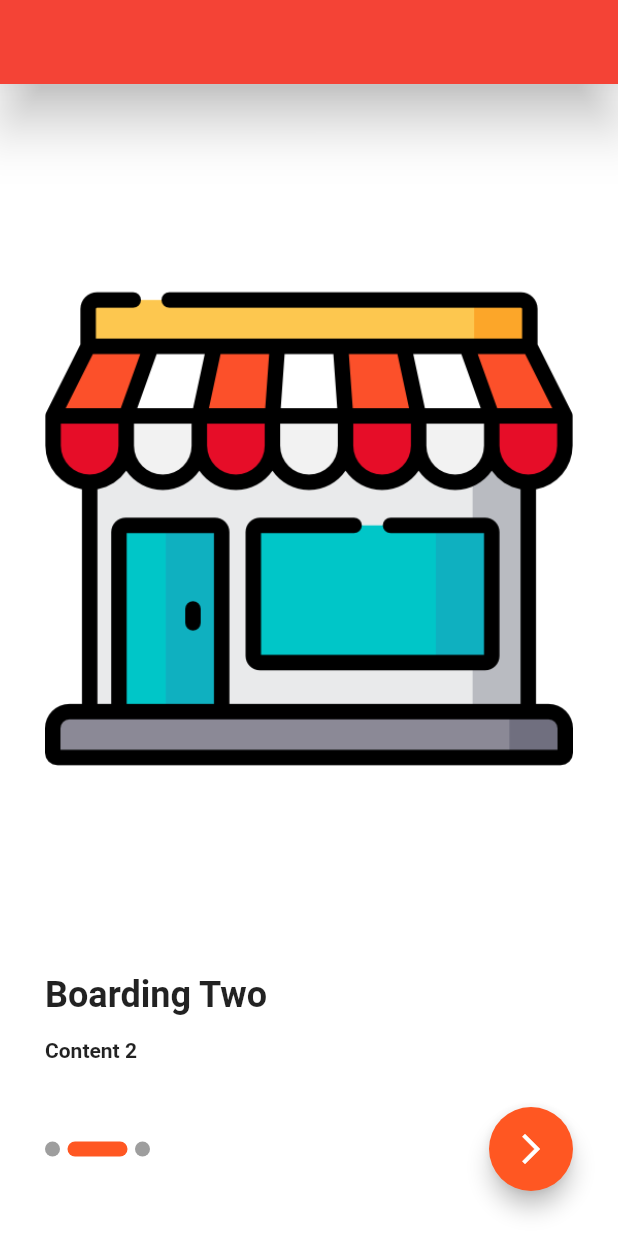
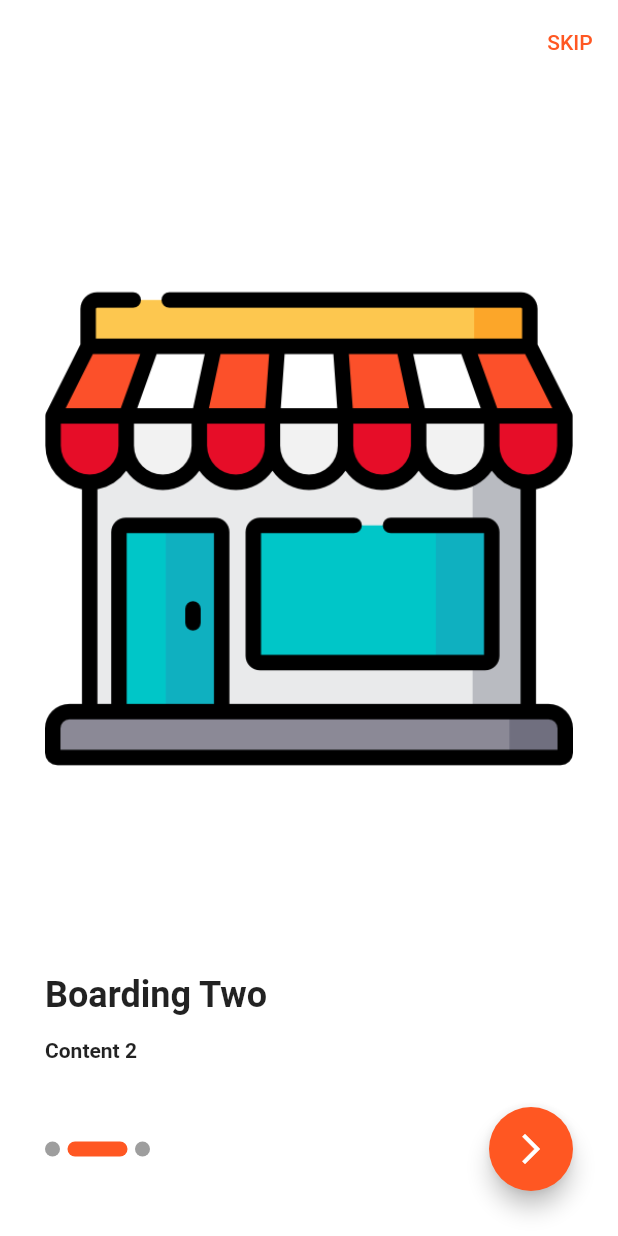
Before and after one commit to Eslamyounis34/flutter_shop_app, a Flutter app: the screen it shows after launch, after a tap on the "arrow forward ios" icon, on a phone screen of 412 x 824 dp. Run offline on Flutter 3.47's test engine with Material 2 defaults, Android fonts, the phone set to English and light mode, and no system bars; drawn by our look-alikes of smooth_page_indicator; our stand-ins replace bloc, flutter_bloc, hexcolor.

Commit message:
Adding skip onBoarding

```diff
--- a/lib/main.dart
+++ b/lib/main.dart
@@ -14,6 +14,7 @@ class MyApp extends StatelessWidget {
   Widget build(BuildContext context) {
 
     return MaterialApp(
+      debugShowCheckedModeBanner: false,
       title: 'Flutter Demo',
       theme: lightTheme,
       darkTheme: darkTheme,
--- a/lib/modules/shop_app/on_boarding/on_boarding_screen.dart
+++ b/lib/modules/shop_app/on_boarding/on_boarding_screen.dart
@@ -5,6 +5,7 @@ import 'package:flutter_shop_app/modules/shop_app/on_boarding/shop_login/shop_lo
 import 'package:smooth_page_indicator/smooth_page_indicator.dart';
 
 import '../../../shared/colors.dart';
+import '../../../shared/components/components.dart';
 
 class OnBoardingScreen extends StatefulWidget {
   @override
@@ -34,7 +35,14 @@ class _OnBoardingScreenState extends State<OnBoardingScreen> {
   @override
   Widget build(BuildContext context) {
     return Scaffold(
-      appBar: AppBar(),
+      appBar: AppBar(
+        backgroundColor: Colors.white,
+        actions: [
+          TextButton(onPressed: () {
+            navigteAndFinish(context, ShopLoginScreen());
+          }, child: Text('SKIP'))
+        ],
+      ),
       body: Padding(
         padding: const EdgeInsets.all(30.0),
         child: Column(
@@ -52,8 +60,8 @@ class _OnBoardingScreenState extends State<OnBoardingScreen> {
                       print('Last');
                       isLast = true;
                     });
-                  }else{
-                    isLast= false;
+                  } else {
+                    isLast = false;
                   }
                 },
               ),
@@ -78,7 +86,7 @@ class _OnBoardingScreenState extends State<OnBoardingScreen> {
                 FloatingActionButton(
                   onPressed: () {
                     if (isLast) {
-                      navigateTo(context, ShopLoginScreen());
+                      navigteAndFinish(context, ShopLoginScreen());
                     } else {
                       boardingController.nextPage(
                           duration: Duration(microseconds: 750),
@@ -95,7 +103,8 @@ class _OnBoardingScreenState extends State<OnBoardingScreen> {
     );
   }
 
-  Widget buildingBoardingItem(BoardingModel model) => Column(
+  Widget buildingBoardingItem(BoardingModel model) =>
+      Column(
         crossAxisAlignment: CrossAxisAlignment.start,
         children: [
           Expanded(child: Image(image: AssetImage('${model.image}'))),
@@ -116,6 +125,5 @@ class _OnBoardingScreenState extends State<OnBoardingScreen> {
         ],
       );
 
-  void navigateTo(context, widget) =>
-      Navigator.push(context, MaterialPageRoute(builder: (context) => widget));
+
 }
--- a/lib/shared/styles.dart
+++ b/lib/shared/styles.dart
@@ -7,7 +7,7 @@ ThemeData darkTheme = ThemeData(
     primarySwatch: Colors.deepOrange,
     appBarTheme: const AppBarTheme(
         backgroundColor: Colors.red,
-        elevation: 15,
+        // elevation: 15,
         centerTitle: true,
         backwardsCompatibility: false,
         systemOverlayStyle: SystemUiOverlayStyle(
@@ -16,7 +16,7 @@ ThemeData darkTheme = ThemeData(
             color: Colors.white, fontSize: 20, fontWeight: FontWeight.bold)),
     bottomNavigationBarTheme: BottomNavigationBarThemeData(
         type: BottomNavigationBarType.fixed,
-        elevation: 12,
+        // elevation: 12,
         unselectedItemColor: Colors.grey,
         backgroundColor: HexColor('333739'),
         selectedItemColor: Colors.deepOrange),
@@ -27,18 +27,18 @@ ThemeData darkTheme = ThemeData(
 ThemeData lightTheme = ThemeData(
     primarySwatch: Colors.deepOrange,
     appBarTheme: const AppBarTheme(
-        backgroundColor: Colors.red,
-        elevation: 15,
+        backgroundColor: Colors.white,
+         elevation: 0,
         centerTitle: true,
         backwardsCompatibility: false,
         systemOverlayStyle: SystemUiOverlayStyle(
-            statusBarColor: Colors.red, statusBarBrightness: Brightness.dark),
+            statusBarColor: Colors.white, statusBarBrightness: Brightness.dark),
         titleTextStyle: TextStyle(
             color: Colors.white, fontSize: 20, fontWeight: FontWeight.bold)),
     scaffoldBackgroundColor: Colors.white,
     bottomNavigationBarTheme: const BottomNavigationBarThemeData(
         type: BottomNavigationBarType.fixed,
-        elevation: 12,
+        // elevation: 12,
         selectedItemColor: Colors.deepOrange),
     textTheme: const TextTheme(
         bodyText1: TextStyle(
```
Also changed, not shown: lib/shared/components/components.dart (added, +11 -0 lines).
